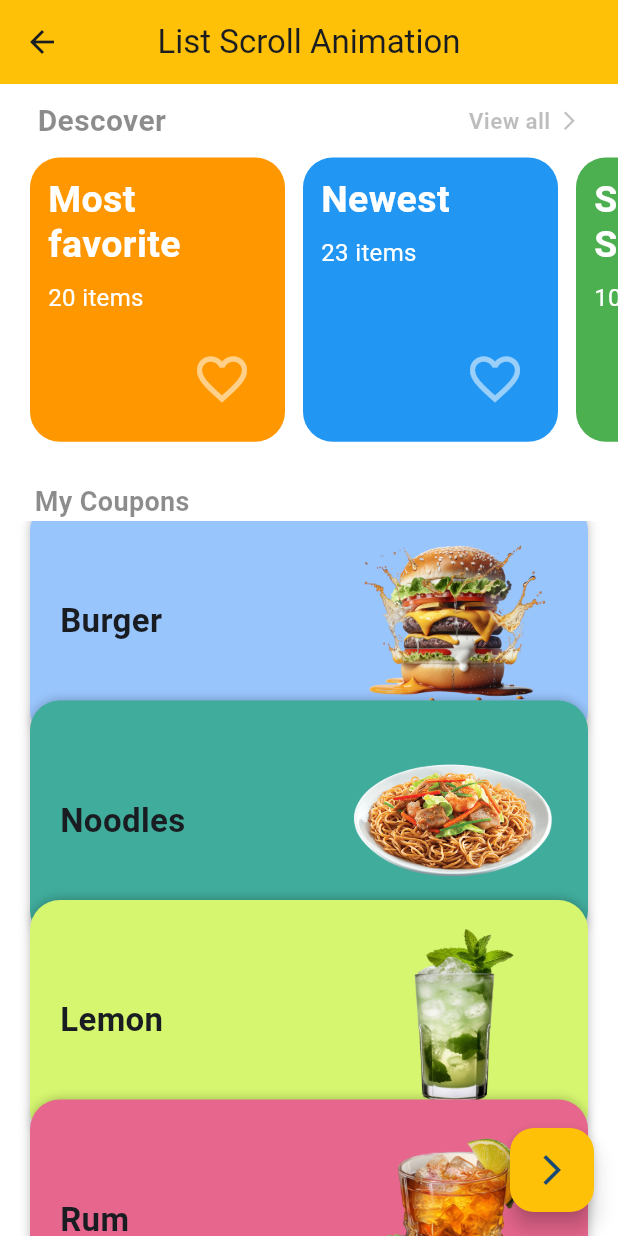
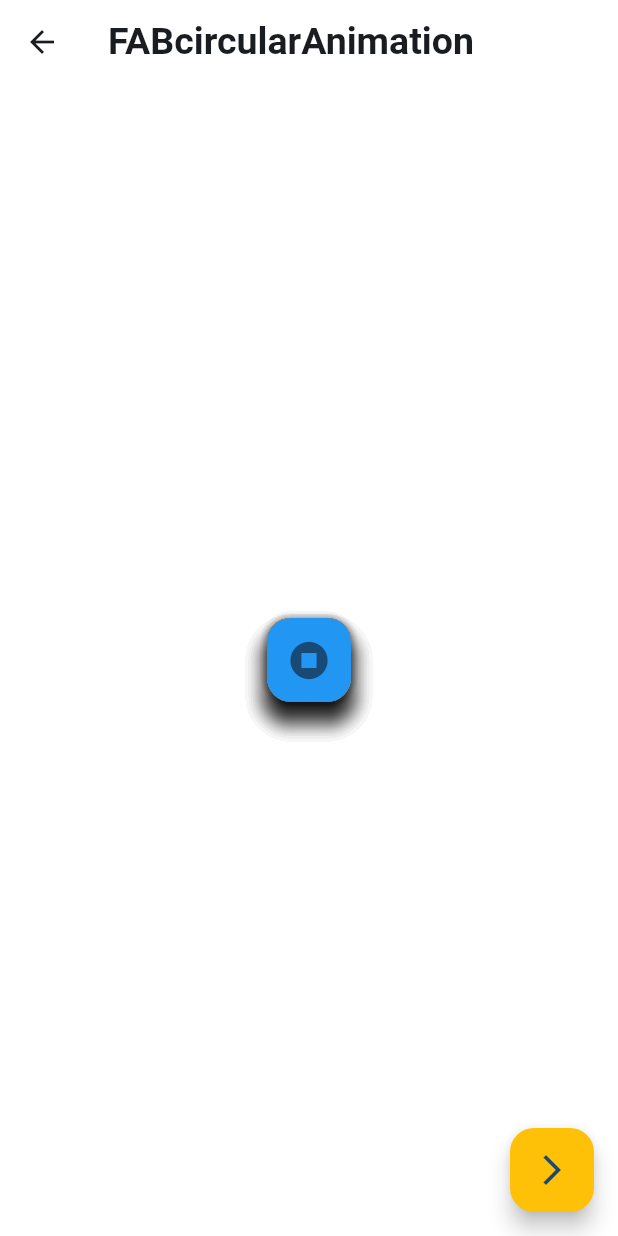
Before and after one commit to nareshptt/Flutter--Animations, a Flutter app: the AddToCart screen opened directly, after a tap on the "arrow forward ios" icon, on a phone screen of 412 x 824 dp. Run offline on Flutter 3.47's test engine with Material 3 defaults, Android fonts, the phone set to English and light mode, and no system bars; our stand-ins replace shimmer.

Commit message:
ShimmerLoader & FABcircularAnimation

```diff
--- a/lib/Add to cart animation.dart
+++ b/lib/Add to cart animation.dart
@@ -1,5 +1,5 @@
 import 'package:flutter/material.dart';
-import 'package:flutter_animations/List%20Scroll%20Animation.dart';
+import 'package:flutter_animations/FABcircularAnimation.dart';
 
 class AddToCart extends StatefulWidget {
   const AddToCart({super.key});
@@ -13,18 +13,19 @@ class _AddToCartState extends State<AddToCart> {
   @override
   Widget build(BuildContext context) {
     return Scaffold(
+      backgroundColor: Colors.white,
       floatingActionButton: FloatingActionButton(
         onPressed: () {
           Navigator.pushReplacement(context,
-              MaterialPageRoute(builder: (context) => ListScrollAnimation()));
+              MaterialPageRoute(builder: (context) => FABcircularAnimation()));
         },
         backgroundColor: Colors.amber,
         child: Icon(Icons.arrow_forward_ios_outlined),
       ),
       appBar: AppBar(
-        backgroundColor: Colors.amber,
-        centerTitle: true,
-        title: const Text("Button Animation"),
+        backgroundColor: Colors.white,
+        title: const Text("Button Animation",
+            style: TextStyle(fontWeight: FontWeight.bold, fontSize: 25)),
       ),
       body: Center(
         child: GestureDetector(
--- /dev/null
+++ b/lib/FABcircularAnimation.dart
@@ -0,0 +1,145 @@
+import 'dart:math';
+
+import 'package:flutter/material.dart';
+import 'package:vector_math/vector_math.dart' show radians;
+
+import 'ShimmerLoader.dart';
+
+class FABcircularAnimation extends StatefulWidget {
+  const FABcircularAnimation({super.key});
+
+  @override
+  State<FABcircularAnimation> createState() => _FABcircularAnimationState();
+}
+
+class _FABcircularAnimationState extends State<FABcircularAnimation>
+    with SingleTickerProviderStateMixin {
+  late AnimationController controller;
+  @override
+  void initState() {
+    super.initState();
+    controller = AnimationController(
+      vsync: this,
+      duration: const Duration(milliseconds: 1000),
+    );
+  }
+
+  @override
+  Widget build(BuildContext context) {
+    return Scaffold(
+      backgroundColor: Colors.white,
+      appBar: AppBar(
+        backgroundColor: Colors.white,
+        title: Text("FABcircularAnimation ",
+            style: TextStyle(fontWeight: FontWeight.bold, fontSize: 25)),
+      ),
+      floatingActionButton: FloatingActionButton(
+        onPressed: () {
+          Navigator.pushReplacement(context,
+              MaterialPageRoute(builder: (context) => ShimmerLoader()));
+        },
+        backgroundColor: Colors.amber,
+        child: Icon(Icons.arrow_forward_ios_outlined),
+      ),
+      body: Center(
+        child: RadialAnimatedMenu(
+          controller: controller,
+        ),
+      ),
+    );
+  }
+}
+
+// that's it from today video thank you
+class RadialAnimatedMenu extends StatelessWidget {
+  final AnimationController controller;
+  final Animation<double> scale;
+  final Animation<double> translate;
+  final Animation<double> rotation;
+  RadialAnimatedMenu({super.key, required this.controller})
+      : scale = Tween<double>(begin: 1, end: 0.0).animate(
+          CurvedAnimation(parent: controller, curve: Curves.linear),
+        ),
+        translate = Tween<double>(begin: 0.0, end: 110.0).animate(
+          CurvedAnimation(parent: controller, curve: Curves.ease),
+        ),
+        rotation = Tween<double>(begin: 0.0, end: 360.8).animate(
+          CurvedAnimation(
+              parent: controller,
+              curve: const Interval(0.0, 0.8, curve: Curves.bounceIn)),
+        );
+
+  @override
+  Widget build(BuildContext context) {
+    return AnimatedBuilder(
+      animation: controller,
+      builder: (context, index) {
+        return Transform.rotate(
+          angle: radians(rotation.value),
+          child: Stack(
+            alignment: Alignment.center,
+            children: [
+              itemsButton(0, color: Colors.indigo, icon: Icons.home),
+              itemsButton(45, color: Colors.black54, icon: Icons.shopping_bag),
+              itemsButton(90,
+                  color: Colors.green, icon: Icons.contactless_outlined),
+              itemsButton(135, color: Colors.purple, icon: Icons.payment),
+              itemsButton(180,
+                  color: Colors.blue, icon: Icons.play_arrow_sharp),
+              itemsButton(225, color: Colors.grey, icon: Icons.music_note),
+              itemsButton(270,
+                  color: Colors.deepOrangeAccent, icon: Icons.call),
+              itemsButton(315, color: Colors.orange, icon: Icons.favorite),
+              Transform.scale(
+                scale: scale.value - 1.3,
+                child: FloatingActionButton(
+                  onPressed: close,
+                  backgroundColor: Colors.blue[100],
+                  child: const Icon(Icons.cancel_presentation_rounded),
+                ),
+              ),
+              Transform.scale(
+                scale: scale.value,
+                child: FloatingActionButton(
+                  onPressed: open,
+                  backgroundColor: Colors.blue,
+                  child: const Icon(
+                    Icons.stop_circle,
+                    size: 30,
+                  ),
+                ),
+              )
+            ],
+          ),
+        );
+      },
+    );
+  }
+
+  itemsButton(double angle, {required Color color, required IconData icon}) {
+    final double rad = radians(angle);
+    return Transform(
+      transform: Matrix4.identity()
+        ..translate(
+          (translate.value) * cos(rad),
+          (translate.value) * sin(rad),
+        ),
+      child: FloatingActionButton(
+        onPressed: close,
+        backgroundColor: color,
+        child: Icon(
+          icon,
+          color: Colors.white,
+        ),
+      ),
+    );
+  }
+
+  open() {
+    controller.forward();
+  }
+
+  close() {
+    controller.reverse();
+  }
+}
--- a/lib/List Scroll Animation.dart
+++ b/lib/List Scroll Animation.dart
@@ -33,9 +33,9 @@ class _ListScrollAnimationState extends State<ListScrollAnimation> {
     Size size = MediaQuery.of(context).size;
     return Scaffold(
       appBar: AppBar(
-        centerTitle: true,
-        backgroundColor: Colors.amber,
-        title: Text("List Scroll Animation"),
+        backgroundColor: Colors.white,
+        title: Text("List Scroll Animation",
+            style: TextStyle(fontWeight: FontWeight.bold, fontSize: 25)),
       ),
       floatingActionButton: FloatingActionButton(
         onPressed: () {
--- a/lib/main.dart
+++ b/lib/main.dart
@@ -13,7 +13,6 @@ class MyApp extends StatelessWidget {
   Widget build(BuildContext context) {
     return MaterialApp(
         debugShowCheckedModeBanner: false,
-        title: 'Flutter Demo',
         theme: ThemeData(
           colorScheme: ColorScheme.fromSeed(seedColor: Colors.blue),
           useMaterial3: true,
--- a/pubspec.yaml
+++ b/pubspec.yaml
@@ -35,6 +35,8 @@ dependencies:
   # The following adds the Cupertino Icons font to your application.
   # Use with the CupertinoIcons class for iOS style icons.
   cupertino_icons: ^1.0.8
+  lottie: ^3.1.2
+  shimmer: ^3.0.0
 
 dev_dependencies:
   flutter_test:
```
Also changed, not shown: lib/Model/animatedlist_model.dart (added, +62 -0 lines), lib/ShimmerLoader.dart (added, +122 -0 lines), pubspec.lock.
